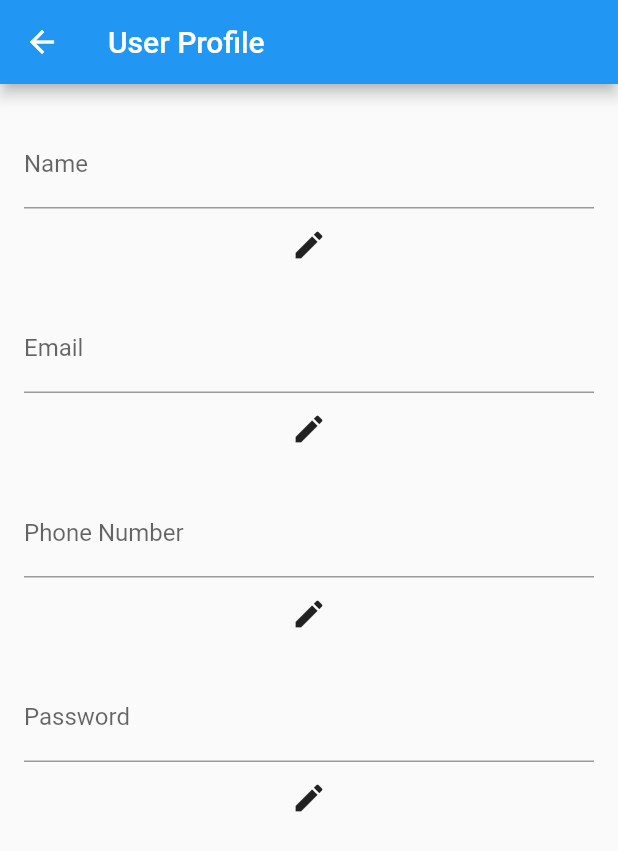
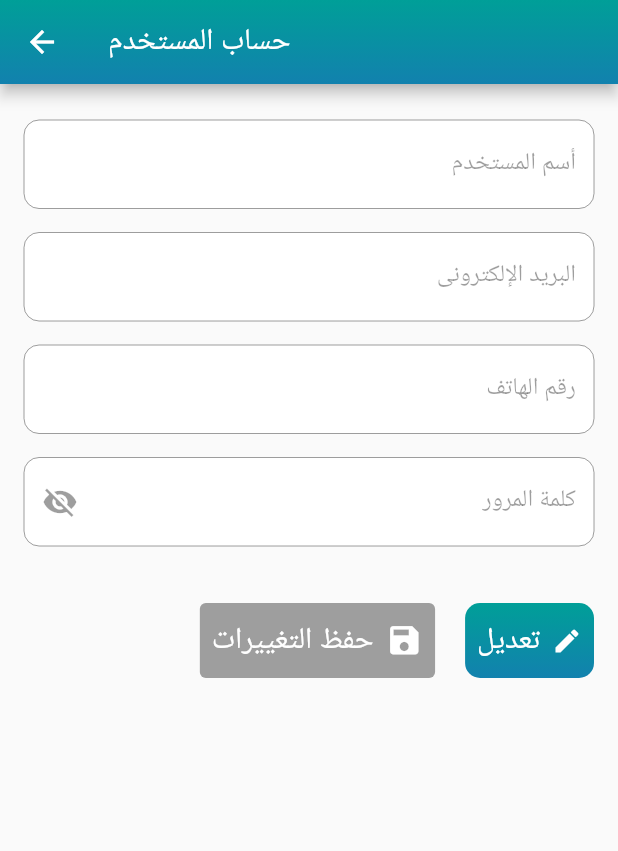
Before and after one commit to omaremam/hemaya-app, a Flutter app: the Profile screen opened directly with empty values, on a phone screen of 412 x 824 dp. Shown: the top 851 px of the screen. Run offline on Flutter 3.47's test engine with Material 2 defaults, Android fonts, the phone set to English and light mode, and no system bars; our stand-ins replace flutter_secure_storage, geolocator, local_auth, permission_handler, socket_io_client; missing offline and left inert: flutter_webrtc, local_auth_android, local_auth_ios; accounts and stored records are empty; network calls fail.

Commit message:
profile page updated (need update api call)

```diff
--- a/lib/screens/join_screen.dart
+++ b/lib/screens/join_screen.dart
@@ -2,6 +2,7 @@ import 'package:flutter/material.dart';
 import 'package:hemaya/screens/langdingScreen.dart';
 import 'package:hemaya/screens/login_screen.dart';
 import 'package:hemaya/screens/messages.dart';
+import 'package:hemaya/screens/profile.dart';
 import 'call_screen.dart';
 import 'calls_screen.dart';
 
@@ -312,7 +313,7 @@ class _JoinScreenState extends State<JoinScreen> {
                                 context,
                                 MaterialPageRoute(
                                     builder: (context) =>
-                                        LoginScreen(isLoggedIn: false)),
+                                        Profile(name: widget.name, userId: widget.userId, email: widget.email, password: widget.password)),
                               );
                             },
                             child: Row(
--- a/lib/screens/profile.dart
+++ b/lib/screens/profile.dart
@@ -15,30 +15,135 @@ class Profile extends StatefulWidget {
 }
 
 class _ProfileState extends State<Profile> {
-
   // Controller for text fields
   TextEditingController nameController = TextEditingController();
   TextEditingController emailController = TextEditingController();
   TextEditingController phoneController = TextEditingController();
   TextEditingController passwordController = TextEditingController();
 
-  // Flag to track if the fields are in edit mode
   bool isEditing = false;
+  bool isPasswordVisible = false;
+
+  @override
+  void initState() {
+    super.initState();
+    // Set the initial values of the text controllers
+    nameController.text = widget.name;
+    emailController.text = widget.email;
+    phoneController.text = ""; // Add logic to retrieve phone number if available
+    passwordController.text = widget.password;
+  }
+
+void _saveChanges() {
+  // Create a JSON object with the updated values
+  Map<String, dynamic> updatedValues = {
+    'name': nameController.text,
+    'email': emailController.text,
+    'phone': phoneController.text,
+    'password': passwordController.text,
+  };
+
+  // Print the updated values for demonstration purposes
+  print('Updated Values: $updatedValues');
+}
+
   @override
   Widget build(BuildContext context) {
     return Scaffold(
       appBar: AppBar(
-        title: const Text('User Profile'),
+        title: const Text('حساب المستخدم'),
+        flexibleSpace: Container(
+          decoration: const BoxDecoration(
+            gradient: LinearGradient(
+              colors: [Color(0xFF009F98), Color(0xFF1281AE)],
+              begin: Alignment.topCenter,
+              end: Alignment.bottomCenter,
             ),
-      body: Padding(
+          ),
+        ),
+      ),
+      body: SingleChildScrollView(
+        child: Padding(
           padding: const EdgeInsets.all(16.0),
           child: Column(
             children: [
-            _buildTextField("Name", nameController),
-            _buildTextField("Email", emailController),
-            _buildTextField("Phone Number", phoneController),
-            _buildTextField("Password", passwordController, isPassword: true),
+              _buildTextField("أسم المستخدم", nameController),
+              _buildTextField("البريد الإلكترونى", emailController),
+              _buildTextField("رقم الهاتف", phoneController),
+              _buildTextField("كلمة المرور", passwordController,
+                  isPassword: true),
+              const SizedBox(
+                height: 30,
+              ),
+              SizedBox(
+                width: 500,
+                child: Row(
+                  mainAxisAlignment: MainAxisAlignment.end,
+                  children: [
+                    Container(
+                      height: 50.0, // Adjust the height to your desired size
+                      decoration: BoxDecoration(
+                        borderRadius: BorderRadius.circular(10.0),
+                      ),
+                      child: TextButton(
+                        onPressed: isEditing ? _saveChanges : null,
+                        style:TextButton.styleFrom(
+                          backgroundColor: isEditing ? Color(0xFF009F98) : Colors.grey
+                        ),
+                        child: const Row(
+                          children: [
+                            Text(
+                              'حفظ التغييرات',
+                              style: TextStyle(color: Colors.white,fontSize: 20),
+                            ),
+                            SizedBox(width: 8.0),
+                            Icon(
+                              Icons.save,
+                              color: Colors.white,
+                              size: 25,
+                            ),
                           ],
+                        ),
+                      ),
+                    ),
+                    const SizedBox(width: 20,),
+                    Container(
+                      height: 50.0, // Adjust the height to your desired size
+                      decoration: BoxDecoration(
+                        gradient: const LinearGradient(
+                          colors: [Color(0xFF009F98), Color(0xFF1281AE)],
+                          begin: Alignment.topCenter,
+                          end: Alignment.bottomCenter,
+                        ),
+                        borderRadius: BorderRadius.circular(10.0),
+                      ),
+                      child: TextButton(
+                        onPressed: () {
+                          setState(() {
+                            isEditing = !isEditing;
+                          });
+                        },
+                        child: const Row(
+                          children: [
+                            Text(
+                              'تعديل',
+                              style: TextStyle(color: Colors.white,fontSize: 20),
+                            ),
+                            SizedBox(width: 8.0),
+                            Icon(
+                              Icons.edit,
+                              color: Colors.white,
+                              size: 20,
+                            ),
+                          ],
+                        ),
+                      ),
+                    ),
+                  ],
+                ),
+              ),
+            ],
+          ),
         ),
       ),
     );
@@ -53,22 +158,41 @@ class _ProfileState extends State<Profile> {
           Row(
             children: [
               Expanded(
-                child: TextFormField(
+                child: Directionality(
+                  textDirection: TextDirection.rtl,
+                  child: TextField(
                     controller: controller,
-                  obscureText: isPassword,
+                    obscureText: isPassword && !isPasswordVisible,
                     readOnly: !isEditing,
-                  decoration: InputDecoration(labelText: label),
+                    enabled: isEditing,
+                    textDirection: TextDirection.rtl,
+                    decoration: InputDecoration(
+                      labelText: label,
+                      border: OutlineInputBorder(
+                        borderRadius: BorderRadius.circular(10.0),
+                      ),
+                      filled: true,
+                      fillColor: Colors.white,
+                      suffixIcon: isPassword
+                          ? IconButton(
+                              icon: Icon(
+                                isPasswordVisible
+                                    ? Icons.visibility
+                                    : Icons.visibility_off,
+                              ),
+                              onPressed: () {
+                                // Toggle the visibility state on button press
+                                setState(() {
+                                  isPasswordVisible = !isPasswordVisible;
+                                });
+                              },
+                            )
+                          : null,
+                    ),
+                  ),
                 ),
               ),
             ],
-          ),
-          IconButton(
-            icon: const Icon(Icons.edit),
-            onPressed: () {
-              setState(() {
-                isEditing = !isEditing;
-              });
-            },
           ),
         ],
       ),
```
Lines whose indentation alone changed are shown as unchanged.
